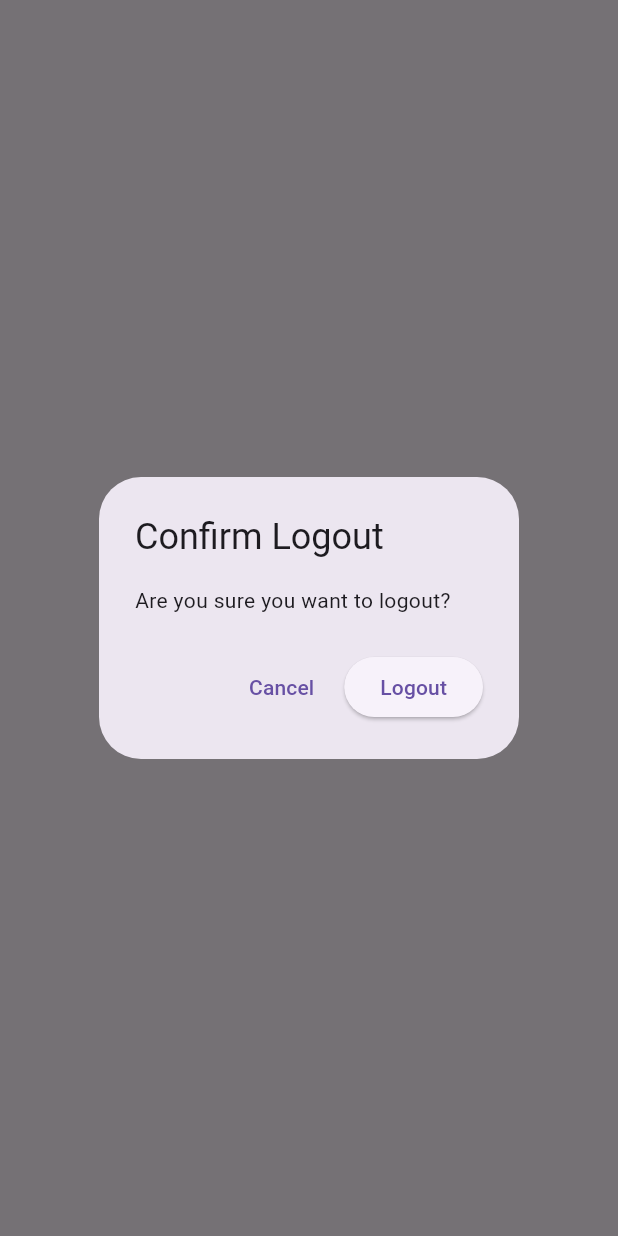
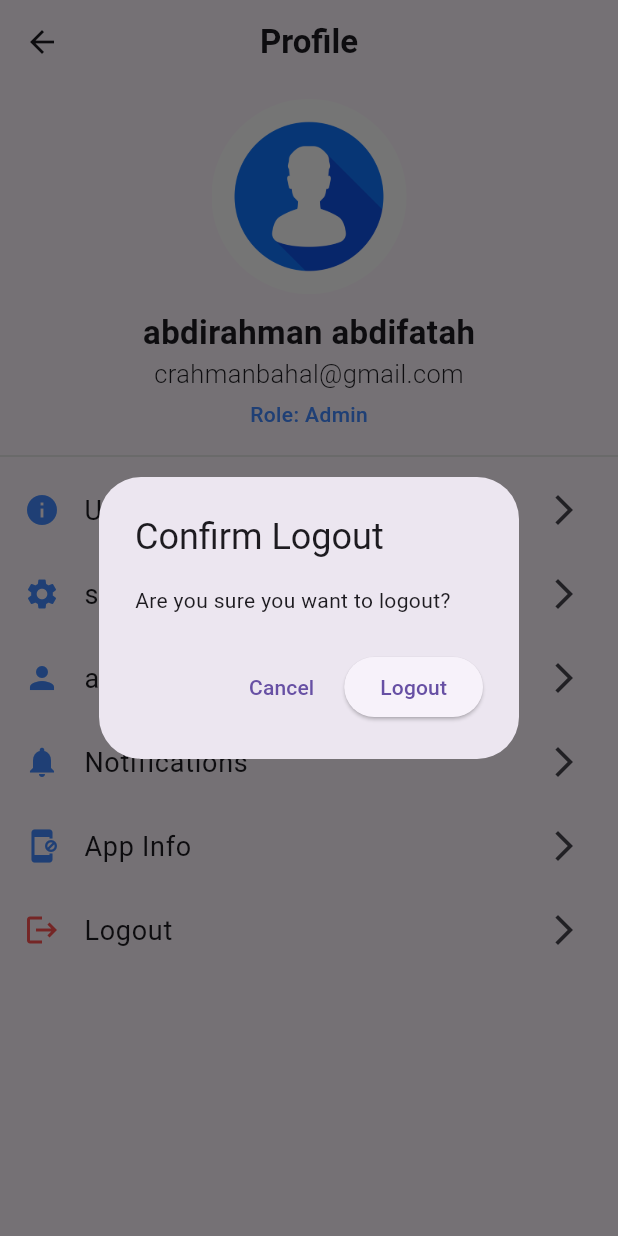
Before and after one commit to crhman/noticebord, a Flutter app: the AdminProfileScreen screen opened directly, after a tap on "Logout", on a phone screen of 412 x 824 dp. Run offline on Flutter 3.47's test engine with Material 3 defaults, Android fonts, the phone set to English and light mode, and no system bars; our stand-ins replace firebase_core, shared_preferences; missing offline and left inert: onesignal_flutter; accounts and stored records are empty; network calls fail.

Commit message:
profile screen and some notifaction config

```diff
--- a/lib/presentation/admin/AdminPage/screens/admin_profile_screen.dart
+++ b/lib/presentation/admin/AdminPage/screens/admin_profile_screen.dart
@@ -42,18 +42,90 @@
   @override
   Widget build(BuildContext context) {
     return Scaffold(
-      body: Center(
-        child: Column(
-          mainAxisAlignment: MainAxisAlignment.center,
-          children: [
-            ElevatedButton(
-              onPressed: () async {
-                _showLogoutDialog(context);
-              },
-              child: Text("Logout"),
+      // backgroundColor: const Color.fromARGB(255, 216, 215, 215),
+      appBar: AppBar(
+        centerTitle: true,
+        title: const Text(
+          'Profile',
+          style: TextStyle(fontWeight: FontWeight.w600),
+        ),
+      ),
+      body: Column(
+        children: [
+          SizedBox(height: 10),
+          Center(
+            child: ClipOval(
+              child: Image.asset(
+                "assets/profile.jpg",
+                width: 130,
+                height: 130,
+                fit: BoxFit.cover,
+              ),
             ),
-          ],
-        ),
+          ),
+
+          SizedBox(height: 10),
+          Text(
+            "abdirahman abdifatah",
+            style: TextStyle(fontSize: 22, fontWeight: FontWeight.bold),
+          ),
+          Text(
+            "crahmanbahal@gmail.com",
+            style: TextStyle(fontSize: 17, fontWeight: FontWeight.w300),
+          ),
+          SizedBox(height: 5),
+          Text(
+            "Role: Admin",
+            style: TextStyle(
+              fontSize: 14,
+              fontWeight: FontWeight.w500,
+              color: Colors.blueAccent,
+            ),
+          ),
+
+          SizedBox(height: 10),
+          Divider(thickness: 1, color: Colors.grey[300]),
+          ListTile(
+            leading: Icon(Icons.info, color: Colors.blueAccent),
+            title: Text("User Information", style: TextStyle(fontSize: 18)),
+            onTap: () {
+              Navigator.pushNamed(context, '/user_info');
+            },
+            trailing: Icon(Icons.arrow_forward_ios),
+          ),
+          ListTile(
+            leading: Icon(Icons.settings, color: Colors.blueAccent),
+            title: Text("setting", style: TextStyle(fontSize: 18)),
+            onTap: () {},
+            trailing: Icon(Icons.arrow_forward_ios),
+          ),
+          ListTile(
+            leading: Icon(Icons.person, color: Colors.blueAccent),
+            title: Text("account", style: TextStyle(fontSize: 18)),
+            onTap: () {},
+            trailing: Icon(Icons.arrow_forward_ios),
+          ),
+          ListTile(
+            leading: Icon(Icons.notifications, color: Colors.blueAccent),
+            title: Text("Notifications", style: TextStyle(fontSize: 18)),
+            onTap: () {},
+            trailing: Icon(Icons.arrow_forward_ios),
+          ),
+          ListTile(
+            leading: Icon(Icons.app_blocking, color: Colors.blueAccent),
+            title: Text("App Info", style: TextStyle(fontSize: 18)),
+            onTap: () {},
+            trailing: Icon(Icons.arrow_forward_ios),
+          ),
+          ListTile(
+            leading: Icon(Icons.logout, color: Colors.redAccent),
+            title: Text("Logout", style: TextStyle(fontSize: 18)),
+            onTap: () {
+              _showLogoutDialog(context);
+            },
+            trailing: Icon(Icons.arrow_forward_ios),
+          ),
+        ],
       ),
     );
   }
--- a/lib/presentation/auth/services/user_services.dart
+++ b/lib/presentation/auth/services/user_services.dart
@@ -10,6 +10,8 @@
 
 class UserServices {
   String baseUrl = "https://noticebord.onrender.com";
+
+  // static Null get currentUser => null;
 
   Future<void> login({
     required BuildContext ctx,
```
Also changed, not shown: lib/presentation/User/profile/screens/profile_screen.dart (+83 -6 lines), assets/profile.jpg (added).
